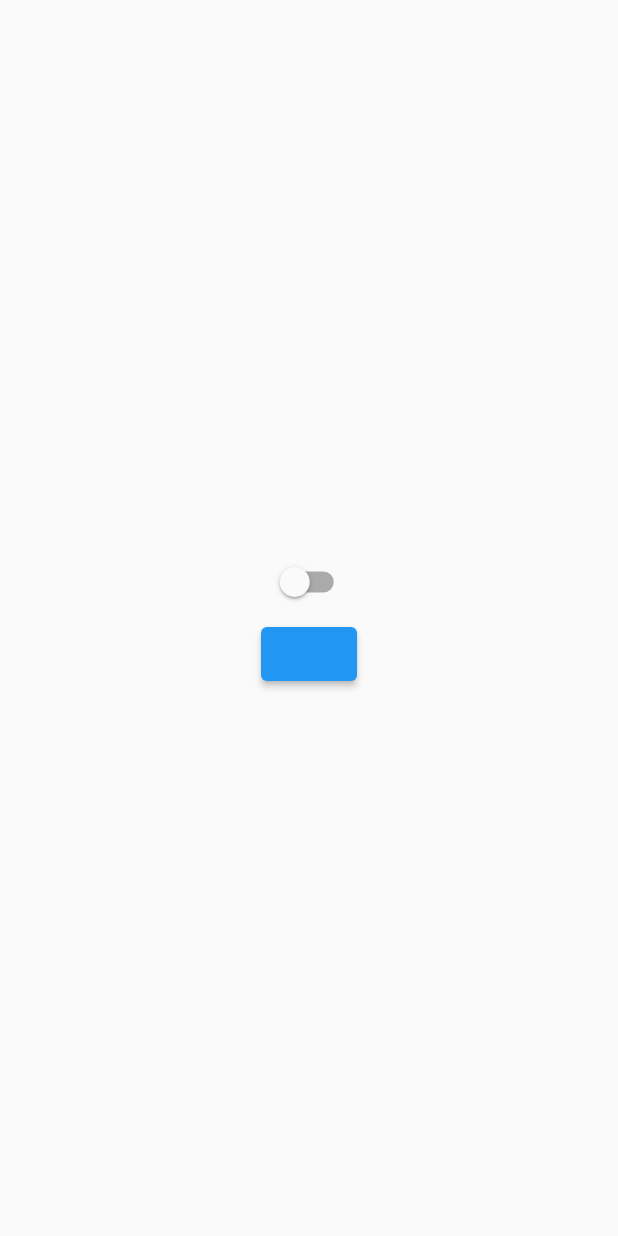
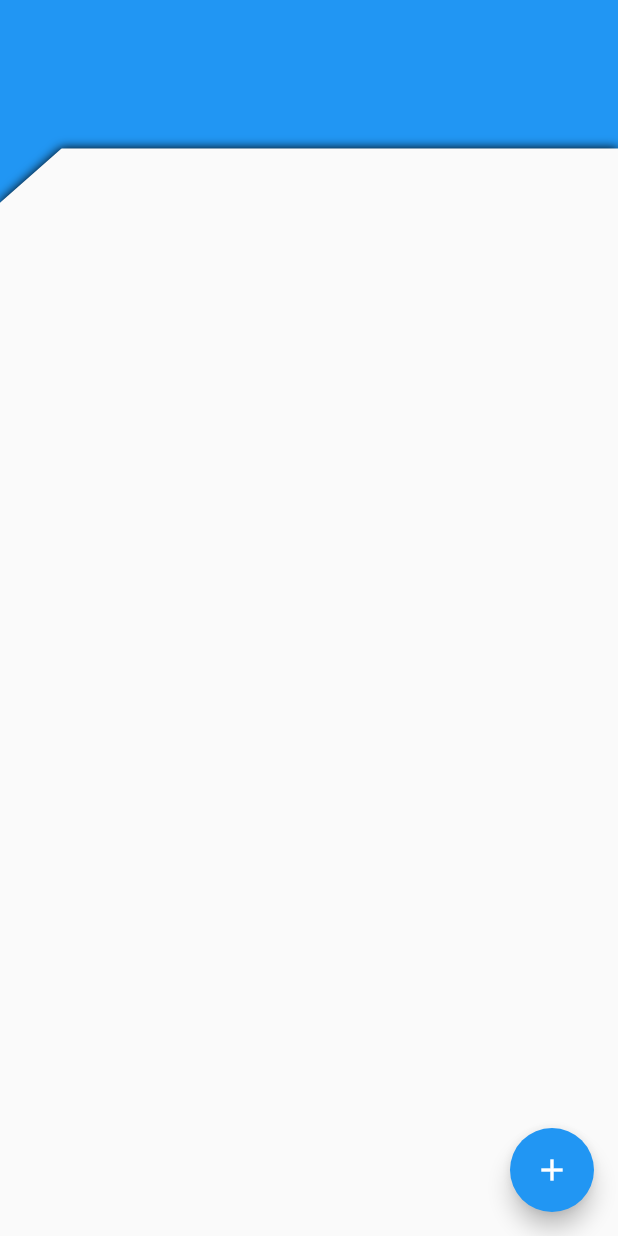
Before and after one commit to AQtala/Smart-Spoon, a Flutter app: the MainScreen screen opened directly, on a phone screen of 412 x 824 dp. Run offline on Flutter 3.47's test engine with Material 2 defaults, Android fonts, the phone set to English and light mode, and no system bars; our stand-ins replace lottie.

Commit message:
Added the Main Screen with App Bar

```diff
--- a/Frontend/smart_spoon_app/lib/views/screens/add_device_screen.dart
+++ b/Frontend/smart_spoon_app/lib/views/screens/add_device_screen.dart
@@ -13,7 +13,7 @@ class AddDeviceScreen extends StatelessWidget {
       appBar: AppBar(
         title: const Text("Add Device"),
         centerTitle: true,
-        backgroundColor: const Color.fromARGB(255, 0, 207, 155),
+        backgroundColor: Theme.of(context).primaryColor,
       ),
       body: SingleChildScrollView(
         child: Column(
--- a/Frontend/smart_spoon_app/lib/views/screens/main_screen.dart
+++ b/Frontend/smart_spoon_app/lib/views/screens/main_screen.dart
@@ -2,6 +2,8 @@ import 'package:flutter/material.dart';
 import 'package:provider/provider.dart';
 import 'package:smart_spoon_app/controllers/ThemeController/theme_manager.dart';
 import 'package:smart_spoon_app/views/screens/add_device_screen.dart';
+import 'package:smart_spoon_app/views/widgets/main_screen_widgets/app_bar_widget.dart';
+import 'package:smart_spoon_app/views/widgets/main_screen_widgets/device_container_widget.dart';
 
 class MainScreen extends StatelessWidget {
   static String name = "/mainScreen";
@@ -11,31 +13,24 @@ class MainScreen extends StatelessWidget {
   @override
   Widget build(BuildContext context) {
     ThemeManager _themeManager = Provider.of<ThemeManager>(context);
-
+    final Size size = MediaQuery.of(context).size;
     return Scaffold(
       key: _scaffoldKey,
       body: Stack(
+        alignment: Alignment.bottomCenter,
         children: [
-          Center(
-            child: Column(
-              mainAxisAlignment: MainAxisAlignment.center,
-              children: [
-                Switch(
-                  value:
-                      _themeManager.themeMode == ThemeMode.light ? false : true,
-                  onChanged: (newValue) => {
-                    _themeManager.toggleTheme(newValue),
-                  },
-                ),
-                ElevatedButton(
-                  onPressed: () =>
-                      {Navigator.of(context).pushNamed(AddDeviceScreen.name)},
-                  child: null,
-                ),
-              ],
-            ),
-          ),
+          CustomAppBarWidget(width: size.width, height: size.height),
+          DeviceContainer(width: size.width, height: size.height)
         ],
+      ),
+      floatingActionButton: FloatingActionButton(
+        backgroundColor: Theme.of(context).primaryColor,
+        onPressed: () => {
+          Navigator.of(context).pushNamed(AddDeviceScreen.name),
+        },
+        child: const Icon(
+          Icons.add,
+        ),
       ),
     );
   }
--- /dev/null
+++ b/Frontend/smart_spoon_app/lib/views/widgets/main_screen_widgets/app_bar_widget.dart
@@ -0,0 +1,17 @@
+import 'package:flutter/material.dart';
+import 'package:provider/provider.dart';
+
+class CustomAppBarWidget extends StatelessWidget {
+  const CustomAppBarWidget(
+      {Key? key, required this.width, required this.height})
+      : super(key: key);
+  final double width, height;
+  @override
+  Widget build(BuildContext context) {
+    return Container(
+      height: height,
+      width: width,
+      color: Theme.of(context).primaryColor,
+    );
+  }
+}
--- /dev/null
+++ b/Frontend/smart_spoon_app/lib/views/widgets/main_screen_widgets/device_container_widget.dart
@@ -0,0 +1,72 @@
+import 'package:flutter/material.dart';
+import 'package:provider/provider.dart';
+import 'package:smart_spoon_app/controllers/ThemeController/theme_manager.dart';
+
+class DeviceContainer extends StatelessWidget {
+  const DeviceContainer({Key? key, required this.width, required this.height})
+      : super(key: key);
+  final double width, height;
+
+  @override
+  Widget build(BuildContext context) {
+    return CustomPaint(
+      key: UniqueKey(),
+      painter: _ClipShadowShadowPainter(
+          clipper: PaperClip(),
+          shadow: Shadow(
+              color:
+                  Provider.of<ThemeManager>(context).themeMode == ThemeMode.dark
+                      ? Colors.white
+                      : Colors.black,
+              blurRadius: 5)),
+      child: ClipPath(
+        clipper: PaperClip(),
+        child: Container(
+          margin: const EdgeInsets.all(0),
+          padding: const EdgeInsets.all(0),
+          height: height * 0.88,
+          width: width,
+          decoration: BoxDecoration(
+            color: Theme.of(context).canvasColor,
+          ),
+        ),
+      ),
+    );
+  }
+}
+
+class PaperClip extends CustomClipper<Path> {
+  @override
+  Path getClip(Size size) {
+    Path path = Path();
+    path.lineTo(0, size.height);
+    path.lineTo(size.width, size.height);
+    path.lineTo(size.width, 0);
+    path.lineTo(size.width * 0.1, 0);
+    path.lineTo(0, size.height * 0.05);
+    return path;
+  }
+
+  @override
+  bool shouldReclip(covariant CustomClipper<Path> oldClipper) {
+    return false;
+  }
+}
+
+class _ClipShadowShadowPainter extends CustomPainter {
+  final Shadow shadow;
+  final CustomClipper<Path> clipper;
+  _ClipShadowShadowPainter({required this.shadow, required this.clipper});
+
+  @override
+  void paint(Canvas canvas, Size size) {
+    var paint = shadow.toPaint();
+    var clipPath = clipper.getClip(size).shift(shadow.offset);
+    canvas.drawPath(clipPath, paint);
+  }
+
+  @override
+  bool shouldRepaint(CustomPainter oldDelegate) {
+    return true;
+  }
+}
```
